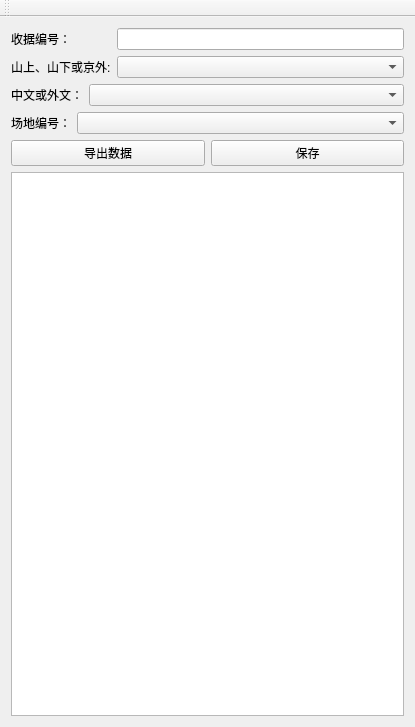
First picture: the form in mainwindow.ui, repository crouse/xiaozu, before the edit.
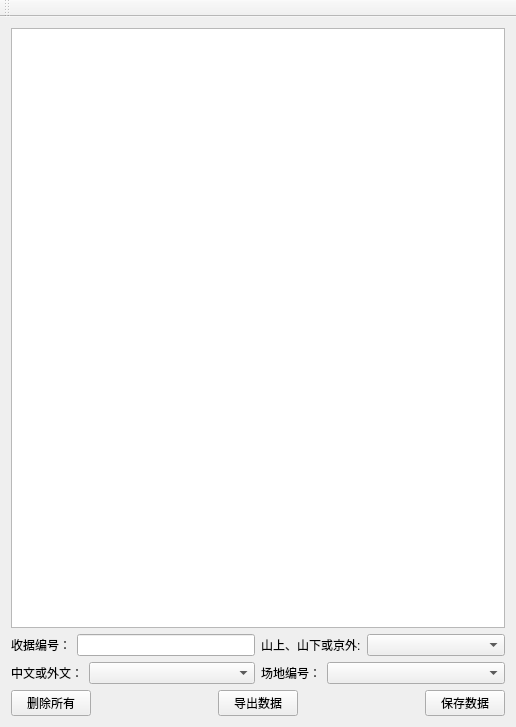
Second picture: the form after the edit.

Patch:
```diff
--- a/mainwindow.ui
+++ b/mainwindow.ui
@@ -6,7 +6,7 @@
    <rect>
     <x>0</x>
     <y>0</y>
-    <width>415</width>
+    <width>516</width>
     <height>727</height>
    </rect>
   </property>
@@ -17,10 +17,17 @@
    <bool>true</bool>
   </property>
   <widget class="QWidget" name="centralWidget">
+   <layout class="QVBoxLayout" name="verticalLayout_3">
+    <item>
    <layout class="QVBoxLayout" name="verticalLayout_2">
+      <item>
+       <widget class="QTableView" name="tableView"/>
+      </item>
     <item>
      <layout class="QVBoxLayout" name="verticalLayout">
       <item>
+         <layout class="QHBoxLayout" name="horizontalLayout_6">
+          <item>
        <layout class="QHBoxLayout" name="horizontalLayout">
         <item>
          <widget class="QLabel" name="labelReceipt">
@@ -29,22 +36,6 @@
           </property>
          </widget>
         </item>
-        <item>
-         <spacer name="horizontalSpacer">
-          <property name="orientation">
-           <enum>Qt::Horizontal</enum>
-          </property>
-          <property name="sizeType">
-           <enum>QSizePolicy::Minimum</enum>
-          </property>
-          <property name="sizeHint" stdset="0">
-           <size>
-            <width>40</width>
-            <height>20</height>
-           </size>
-          </property>
-         </spacer>
-        </item>
         <item>
          <widget class="QLineEdit" name="lineEditReceipt">
           <property name="sizePolicy">
@@ -78,6 +69,10 @@
         </item>
        </layout>
       </item>
+         </layout>
+        </item>
+        <item>
+         <layout class="QHBoxLayout" name="horizontalLayout_7">
       <item>
        <layout class="QHBoxLayout" name="horizontalLayout_3">
         <item>
@@ -120,8 +115,34 @@
         </item>
        </layout>
       </item>
+         </layout>
+        </item>
+       </layout>
+      </item>
+     </layout>
+    </item>
       <item>
        <layout class="QHBoxLayout" name="horizontalLayout_5">
+      <item>
+       <widget class="QPushButton" name="pushButton">
+        <property name="text">
+         <string>删除所有</string>
+        </property>
+       </widget>
+      </item>
+      <item>
+       <spacer name="horizontalSpacer">
+        <property name="orientation">
+         <enum>Qt::Horizontal</enum>
+        </property>
+        <property name="sizeHint" stdset="0">
+         <size>
+          <width>40</width>
+          <height>20</height>
+         </size>
+        </property>
+       </spacer>
+      </item>
         <item>
          <widget class="QPushButton" name="pushButtonExport">
           <property name="text">
@@ -129,19 +150,27 @@
           </property>
          </widget>
         </item>
+      <item>
+       <spacer name="horizontalSpacer_2">
+        <property name="orientation">
+         <enum>Qt::Horizontal</enum>
+        </property>
+        <property name="sizeHint" stdset="0">
+         <size>
+          <width>40</width>
+          <height>20</height>
+         </size>
+        </property>
+       </spacer>
+      </item>
         <item>
          <widget class="QPushButton" name="pushButtonSave">
           <property name="text">
-           <string>保存</string>
+         <string>保存数据</string>
           </property>
          </widget>
         </item>
        </layout>
-      </item>
-     </layout>
-    </item>
-    <item>
-     <widget class="QTableView" name="tableView"/>
     </item>
    </layout>
   </widget>
```
Left out of the diff: 2 changed lines with no effect on the pictures. Lines whose indentation alone changed are shown as unchanged.
